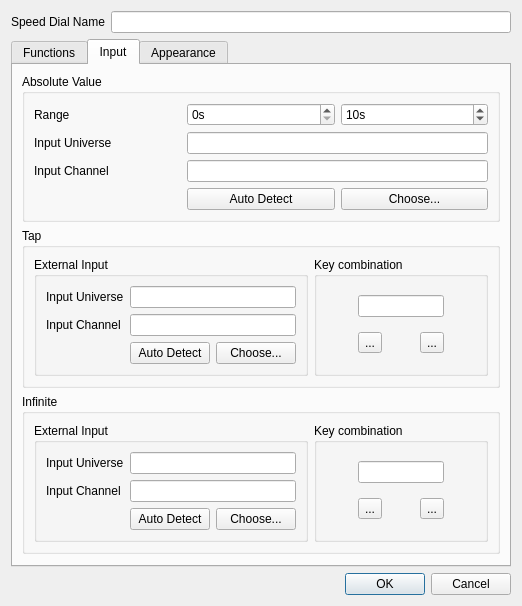
First picture: the form in ui/src/virtualconsole/vcspeeddialproperties.ui, repository mcallegari/qlcplus, before the edit.
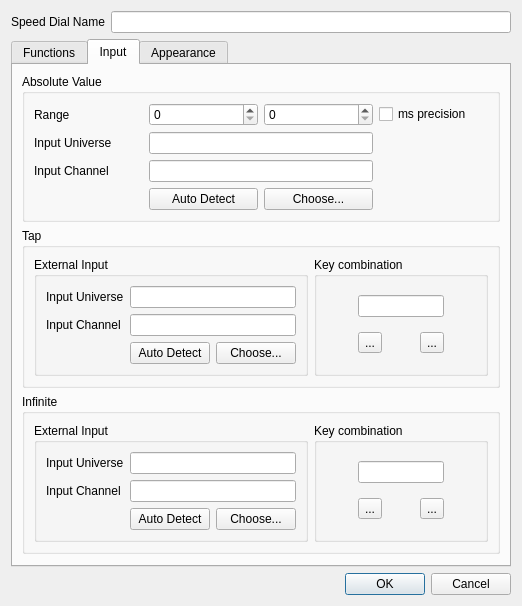
Second picture: the form after the edit. The open tabs and pages were chosen to show the change. Icons and pictures are not drawn.

Commit message: vcspeeddial: allow ms precision for absolute input range

```diff
--- a/ui/src/virtualconsole/vcspeeddialproperties.ui
+++ b/ui/src/virtualconsole/vcspeeddialproperties.ui
@@ -219,21 +219,16 @@
           </item>
           <item row="0" column="1">
            <widget class="QSpinBox" name="m_absoluteMinSpin">
-            <property name="suffix">
-             <string>s</string>
-            </property>
            </widget>
           </item>
           <item row="0" column="2">
            <widget class="QSpinBox" name="m_absoluteMaxSpin">
-            <property name="suffix">
-             <string>s</string>
-            </property>
-            <property name="maximum">
-             <number>300</number>
-            </property>
-            <property name="value">
-             <number>10</number>
+           </widget>
+          </item>
+          <item row="0" column="3">
+           <widget class="QCheckBox" name="m_absolutePrecisionCb">
+            <property name="text">
+             <string>ms precision</string>
             </property>
            </widget>
           </item>
```
The commit also changes 3 other files.
